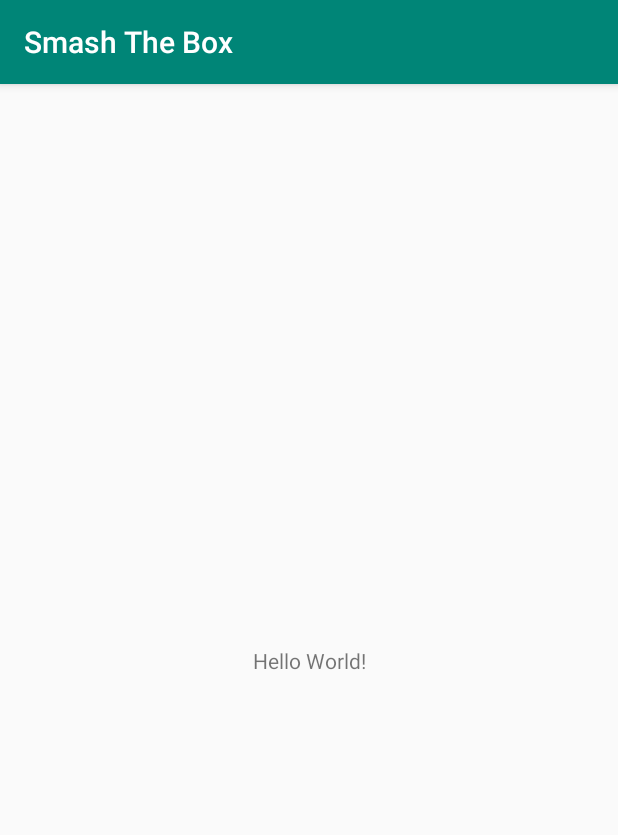
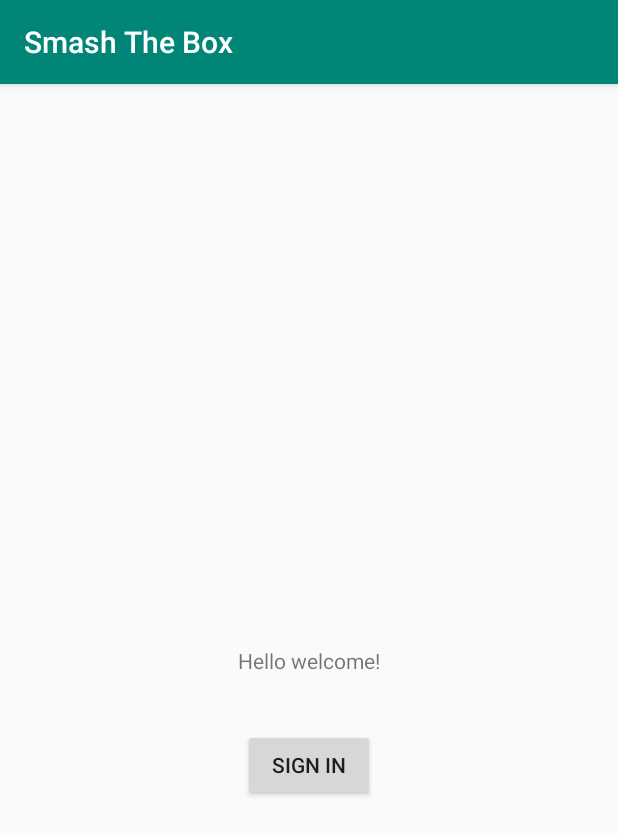
Before and after one commit to Bolling88/smashthebox, an Android app: the screen it shows after launch (MainActivity), on a phone screen of 412 x 824 dp. Shown: the top 835 px of the screen. Run offline under Robolectric (Android 15) with nearby library versions, the phone set to English and light mode, and no system bars; our stand-ins replace Firebase (no records; nobody signed in at launch, a user with empty details on screens opened directly).

Commit message:
Added google sign in

```diff
--- a/app/src/main/AndroidManifest.xml
+++ b/app/src/main/AndroidManifest.xml
@@ -16,6 +16,8 @@
                 <category android:name="android.intent.category.LAUNCHER"/>
             </intent-filter>
         </activity>
+        <activity android:name=".SmashActivity">
+        </activity>
     </application>
 
 </manifest>
--- a/app/src/main/java/xevenition/com/smashthebox/MainActivity.kt
+++ b/app/src/main/java/xevenition/com/smashthebox/MainActivity.kt
@@ -1,12 +1,18 @@
 package xevenition.com.smashthebox
 
+import android.app.ProgressDialog
 import android.content.Intent
-import androidx.appcompat.app.AppCompatActivity
 import android.os.Bundle
 import android.util.Log
+import android.view.View
+import android.widget.Button
+import android.widget.Toast
+import androidx.appcompat.app.AppCompatActivity
+import androidx.lifecycle.ViewModelProviders
+import com.google.android.gms.auth.api.signin.GoogleSignIn
 import com.google.android.gms.auth.api.signin.GoogleSignInAccount
+import com.google.android.gms.auth.api.signin.GoogleSignInClient
 import com.google.android.gms.auth.api.signin.GoogleSignInOptions
-import com.google.android.gms.auth.api.signin.GoogleSignInClient
 import com.google.android.gms.common.api.ApiException
 import com.google.firebase.auth.FirebaseAuth
 import com.google.firebase.auth.FirebaseUser
@@ -18,9 +24,15 @@ class MainActivity : AppCompatActivity() {
 
     private lateinit var googleSignInClient: GoogleSignInClient
 
+    private var progressDialog: ProgressDialog? = null
+
+    private lateinit var button: Button
+
     override fun onCreate(savedInstanceState: Bundle?) {
         super.onCreate(savedInstanceState)
         setContentView(R.layout.activity_main)
+
+        val model = ViewModelProviders.of(this).get(MainViewModel::class.java)
 
         val gso = GoogleSignInOptions.Builder(GoogleSignInOptions.DEFAULT_SIGN_IN)
             .requestIdToken(getString(R.string.default_web_client_id))
@@ -30,6 +42,11 @@ class MainActivity : AppCompatActivity() {
         googleSignInClient = GoogleSignIn.getClient(this, gso)
 
         auth = FirebaseAuth.getInstance()
+
+        button = findViewById(R.id.button)
+        button.setOnClickListener {
+            signIn()
+        }
     }
 
     override fun onStart() {
@@ -41,9 +58,12 @@ class MainActivity : AppCompatActivity() {
 
     private fun updateUI(user: FirebaseUser?) {
         if (user != null) {
-            //start app
+            button.visibility = View.GONE
+            startActivity(Intent(this, SmashActivity::class.java))
+            finish()
         } else {
             //show sign in button
+            button.visibility = View.VISIBLE
         }
     }
 
@@ -75,9 +95,12 @@ class MainActivity : AppCompatActivity() {
 
     private fun firebaseAuthWithGoogle(acct: GoogleSignInAccount) {
         Log.d(TAG, "firebaseAuthWithGoogle:" + acct.id!!)
-        // [START_EXCLUDE silent]
-        showProgressDialog()
-        // [END_EXCLUDE]
+        if (progressDialog == null) {
+            progressDialog = ProgressDialog(this)
+            progressDialog?.setTitle(resources.getString(R.string.hang_on))
+            progressDialog?.setMessage(resources.getString(R.string.we_are_setting_you_up))
+        }
+        progressDialog?.show()
 
         val credential = GoogleAuthProvider.getCredential(acct.idToken, null)
         auth.signInWithCredential(credential)
@@ -90,13 +113,11 @@ class MainActivity : AppCompatActivity() {
                 } else {
                     // If sign in fails, display a message to the user.
                     Log.w(TAG, "signInWithCredential:failure", task.exception)
-                    Snackbar.make(main_layout, "Authentication Failed.", Snackbar.LENGTH_SHORT).show()
+                    Toast.makeText(this, resources.getString(R.string.request_failed), Toast.LENGTH_LONG).show()
                     updateUI(null)
                 }
 
-                // [START_EXCLUDE]
-                hideProgressDialog()
-                // [END_EXCLUDE]
+                progressDialog?.dismiss()
             }
     }
 
--- /dev/null
+++ b/app/src/main/java/xevenition/com/smashthebox/MainViewModel.kt
@@ -0,0 +1,11 @@
+package xevenition.com.smashthebox
+
+import androidx.lifecycle.ViewModel
+
+class MainViewModel : ViewModel() {
+    //private lateinit var users: MutableLiveData<List<User>>
+
+    private fun loadUsers() {
+        // Do an asynchronous operation to fetch users.
+    }
+}
--- a/app/src/main/res/layout/activity_main.xml
+++ b/app/src/main/res/layout/activity_main.xml
@@ -10,10 +10,19 @@
     <TextView
             android:layout_width="wrap_content"
             android:layout_height="wrap_content"
-            android:text="Hello World!"
+            android:text="Hello welcome!"
             app:layout_constraintBottom_toBottomOf="parent"
             app:layout_constraintLeft_toLeftOf="parent"
             app:layout_constraintRight_toRightOf="parent"
-            app:layout_constraintTop_toTopOf="parent"/>
+            app:layout_constraintTop_toTopOf="parent" android:id="@+id/textView2"/>
+    <Button
+            android:text="Sign In"
+            android:layout_width="wrap_content"
+            android:visibility="gone"
+            android:layout_height="wrap_content"
+            android:id="@+id/button"
+            app:layout_constraintTop_toBottomOf="@+id/textView2" app:layout_constraintStart_toStartOf="parent"
+            android:layout_marginStart="8dp" app:layout_constraintEnd_toEndOf="parent" android:layout_marginEnd="8dp"
+            android:layout_marginTop="36dp"/>
 
 </androidx.constraintlayout.widget.ConstraintLayout>
--- a/app/src/main/res/values/strings.xml
+++ b/app/src/main/res/values/strings.xml
@@ -1,3 +1,6 @@
 <resources>
     <string name="app_name">Smash The Box</string>
+    <string name="hang_on">Hang on!</string>
+    <string name="we_are_setting_you_up">We are setting you up...</string>
+    <string name="request_failed">Request Failed!</string>
 </resources>
```
Also changed, not shown: app/build.gradle (+11 -0 lines), app/src/main/java/xevenition/com/smashthebox/SmashActivity.kt (added, +12 -0 lines), app/src/main/res/layout/activity_smash.xml (added, +18 -0 lines).
